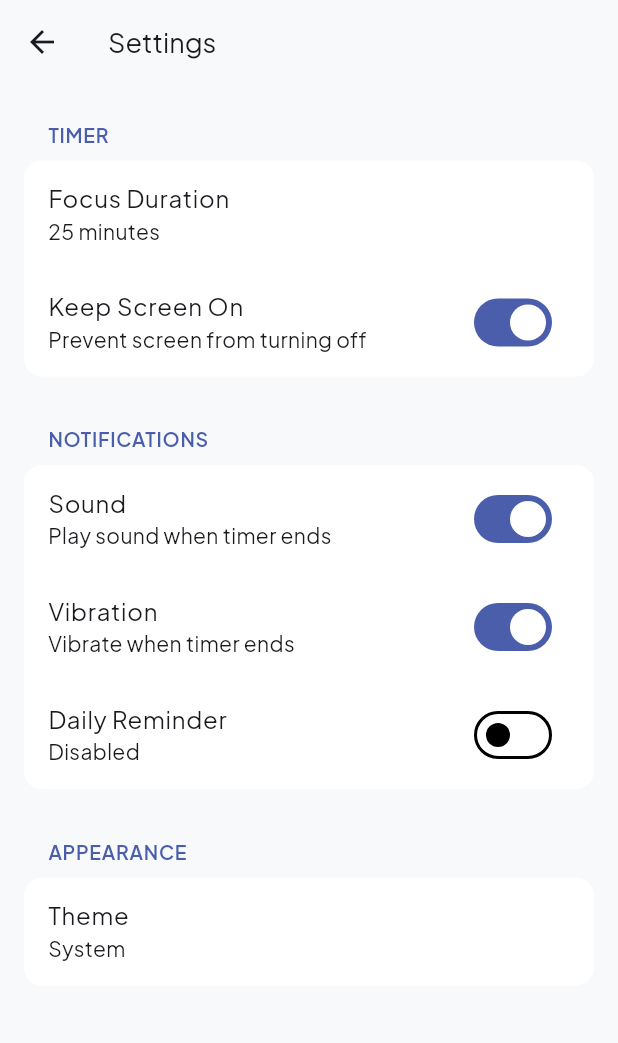
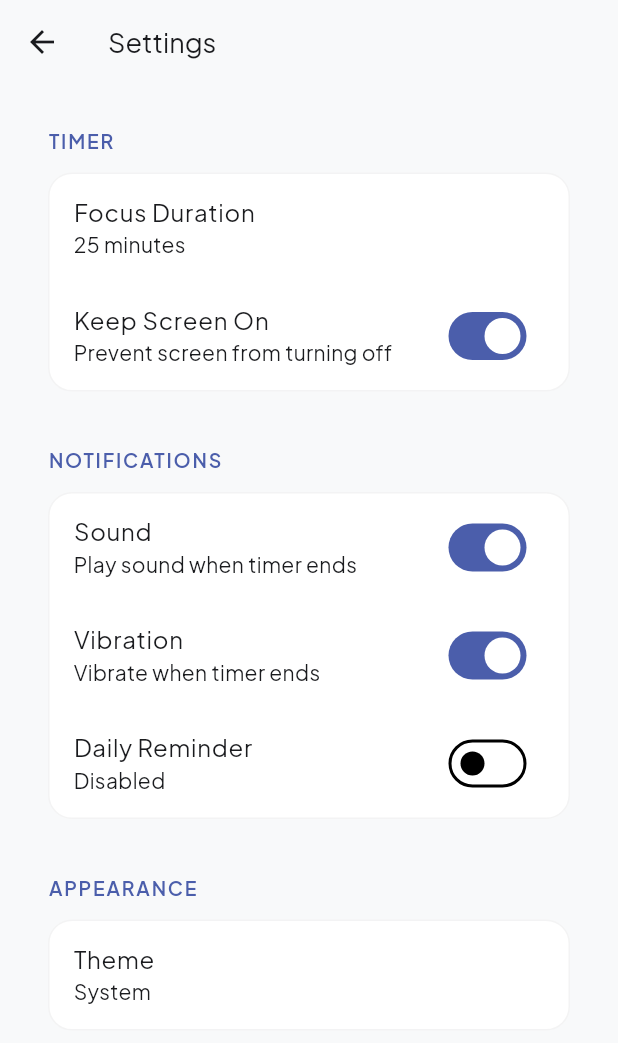
Before and after one commit to Rajdeep-Das/focal.app, a Flutter app: the screen it shows after launch, item 2 of the bottom bar chosen, after a tap on the "settings" icon, on a phone screen of 412 x 824 dp. Shown: the top 1043 px of the screen. Run offline on Flutter 3.47's test engine with Material 3 defaults, Android fonts, the light colour scheme and no system bars; our stand-ins replace fl_chart, flutter_local_notifications, google_fonts, hive, hive_flutter, shared_preferences and 1 more; accounts and stored records are empty.

Commit message:
Basic Enhance ment

```diff
--- a/lib/config/theme.dart
+++ b/lib/config/theme.dart
@@ -5,14 +5,18 @@ class AppTheme {
   static ThemeData get darkTheme {
     return ThemeData.dark().copyWith(
       primaryColor: const Color(0xFF6B7FD7),
-      scaffoldBackgroundColor: const Color(0xFF1A1B1E),
-      textTheme: GoogleFonts.plusJakartaSansTextTheme(
+      scaffoldBackgroundColor: const Color(0xFF121417),
+      textTheme: GoogleFonts.interTextTheme(
         ThemeData.dark().textTheme,
+      ).apply(
+        bodyColor: Colors.white.withOpacity(0.87),
+        displayColor: Colors.white,
       ),
       colorScheme: const ColorScheme.dark(
         primary: Color(0xFF6B7FD7),
         secondary: Color(0xFF8E9FFF),
-        surface: Color(0xFF2A2B2F),
+        surface: Color(0xFF1E2126),
+        background: Color(0xFF121417),
         onSurface: Colors.white,
         error: Color(0xFFFF6B6B),
       ),
@@ -25,11 +29,14 @@ class AppTheme {
         ),
       ),
       cardTheme: CardTheme(
+        elevation: 0,
         shape: RoundedRectangleBorder(
           borderRadius: BorderRadius.circular(16),
+          side: BorderSide(
+            color: Colors.white.withOpacity(0.05),
+          ),
         ),
-        elevation: 0,
-        color: const Color(0xFF2A2B2F),
+        color: const Color(0xFF1E2126),
       ),
     );
   }
--- a/lib/screens/home_screen.dart
+++ b/lib/screens/home_screen.dart
@@ -161,11 +161,18 @@ class _HomeScreenState extends State<HomeScreen>
           height: 56,
           decoration: BoxDecoration(
             shape: BoxShape.circle,
-            color: Colors.grey.withOpacity(0.1),
+            color: Theme.of(context).colorScheme.surface,
+            boxShadow: [
+              BoxShadow(
+                color: Colors.black.withOpacity(0.1),
+                blurRadius: 8,
+                offset: const Offset(0, 4),
+              ),
+            ],
           ),
           child: Icon(
             icon,
-            color: iconColor ?? Theme.of(context).iconTheme.color,
+            color: iconColor ?? Theme.of(context).colorScheme.primary,
             size: 24,
           ),
         ),
--- a/lib/widgets/settings_section.dart
+++ b/lib/widgets/settings_section.dart
@@ -18,7 +18,7 @@ class SettingsSection extends StatelessWidget {
         Padding(
           padding: const EdgeInsets.symmetric(
             horizontal: 16,
-            vertical: 8,
+            vertical: 12,
           ),
           child: Text(
             title.toUpperCase(),
@@ -26,17 +26,24 @@ class SettingsSection extends StatelessWidget {
               fontSize: 13,
               fontWeight: FontWeight.w600,
               color: Theme.of(context).colorScheme.primary,
-              letterSpacing: 0.5,
+              letterSpacing: 1.2,
             ),
           ),
         ),
         Container(
+          margin: const EdgeInsets.symmetric(horizontal: 16),
           decoration: BoxDecoration(
             color: Theme.of(context).colorScheme.surface,
-            borderRadius: BorderRadius.circular(12),
+            borderRadius: BorderRadius.circular(16),
+            border: Border.all(
+              color: Theme.of(context).colorScheme.onSurface.withOpacity(0.05),
+            ),
           ),
-          child: Column(
-            children: children,
+          child: ClipRRect(
+            borderRadius: BorderRadius.circular(16),
+            child: Column(
+              children: children,
+            ),
           ),
         ),
       ],
--- a/lib/widgets/timer_display.dart
+++ b/lib/widgets/timer_display.dart
@@ -18,25 +18,62 @@ class TimerDisplay extends StatelessWidget {
     return Column(
       mainAxisSize: MainAxisSize.min,
       children: [
-        Text(
+        Container(
+          width: 300,
+          height: 200,
+          padding: const EdgeInsets.symmetric(
+            horizontal: 40,
+            vertical: 30,
+          ),
+          decoration: BoxDecoration(
+            color: Theme.of(context).colorScheme.surface,
+            borderRadius: BorderRadius.circular(24),
+            border: Border.all(
+              color: Theme.of(context).colorScheme.onSurface.withOpacity(0.05),
+            ),
+            boxShadow: [
+              BoxShadow(
+                color: Colors.black.withOpacity(0.1),
+                blurRadius: 20,
+                offset: const Offset(0, 10),
+              ),
+            ],
+          ),
+          child: Column(
+            mainAxisAlignment: MainAxisAlignment.center,
+            children: [
+              SizedBox(
+                height: 80,
+                child: Center(
+                  child: Text(
                     '${minutes.toString().padLeft(2, '0')}:${seconds.toString().padLeft(2, '0')}',
-          style: const TextStyle(
-            fontSize: 80,
+                    style: TextStyle(
+                      fontSize: 72,
                       fontWeight: FontWeight.w300,
                       letterSpacing: -2,
+                      color: Theme.of(context).colorScheme.onSurface,
+                    ),
+                  ),
                 ),
               ),
               const SizedBox(height: 16),
-        AnimatedSwitcher(
+              SizedBox(
+                height: 20,
+                child: AnimatedSwitcher(
                   duration: const Duration(milliseconds: 200),
                   child: Text(
-            isRunning ? 'Focus Time' : 'Ready to Focus?',
+                    isRunning ? 'FOCUS TIME' : 'READY TO FOCUS?',
                     key: ValueKey(isRunning),
                     style: TextStyle(
-              fontSize: 20,
-              color: Colors.grey[400],
-              letterSpacing: 0.5,
+                      fontSize: 14,
+                      fontWeight: FontWeight.w600,
+                      letterSpacing: 1.5,
+                      color: Theme.of(context).colorScheme.primary,
                     ),
+                  ),
+                ),
+              ),
+            ],
           ),
         ),
       ],
```
Lines whose indentation alone changed are shown as unchanged.
